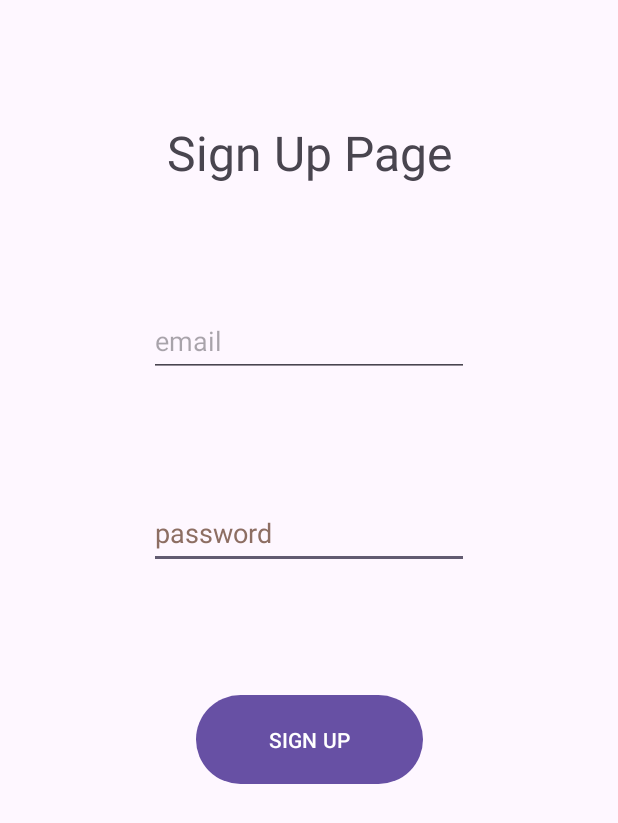
After one commit to dlewburg/taskMasterProject, an Android app: the SignUpActivity screen opened directly, with no data from a screen before it, on a phone screen of 412 x 824 dp. The commit adds this screen. Shown: the top 823 px of the screen. Run offline under Robolectric (Android 15) with nearby library versions, the phone set to English and light mode, and no system bars.

Commit message:
added sign up page UI

```diff
--- a/app/src/main/AndroidManifest.xml
+++ b/app/src/main/AndroidManifest.xml
@@ -13,6 +13,9 @@
         android:supportsRtl="true"
         android:theme="@style/Theme.TaskManagerAndroid"
         tools:targetApi="31">
+        <activity
+            android:name=".activities.SignUpActivity"
+            android:exported="false" />
         <activity
             android:name=".activities.ProfileEditActivity"
             android:exported="false" />
--- /dev/null
+++ b/app/src/main/java/com/dlewburg/taskmanagerandroid/activities/SignUpActivity.java
@@ -0,0 +1,16 @@
+package com.dlewburg.taskmanagerandroid.activities;
+
+import androidx.appcompat.app.AppCompatActivity;
+
+import android.os.Bundle;
+
+import com.dlewburg.taskmanagerandroid.R;
+
+public class SignUpActivity extends AppCompatActivity {
+
+  @Override
+  protected void onCreate(Bundle savedInstanceState) {
+    super.onCreate(savedInstanceState);
+    setContentView(R.layout.activity_sign_up);
+  }
+}
--- /dev/null
+++ b/app/src/main/res/layout/activity_sign_up.xml
@@ -0,0 +1,62 @@
+<?xml version="1.0" encoding="utf-8"?>
+<androidx.constraintlayout.widget.ConstraintLayout xmlns:android="http://schemas.android.com/apk/res/android"
+    xmlns:app="http://schemas.android.com/apk/res-auto"
+    xmlns:tools="http://schemas.android.com/tools"
+    android:layout_width="match_parent"
+    android:layout_height="match_parent"
+    tools:context=".activities.SignUpActivity">
+
+    <EditText
+        android:id="@+id/signUpActivityPasswordEditText"
+        android:layout_width="wrap_content"
+        android:layout_height="wrap_content"
+        android:layout_marginTop="80dp"
+        android:autofillHints=""
+        android:ems="10"
+        android:hint="@string/sign_up_password"
+        android:minHeight="48dp"
+        android:textColorHint="#8D6E63"
+        app:layout_constraintEnd_toEndOf="parent"
+        app:layout_constraintHorizontal_bias="0.5"
+        app:layout_constraintStart_toStartOf="parent"
+        app:layout_constraintTop_toBottomOf="@+id/signUpActivityEmailEditText"
+        tools:inputType="textPassword"
+        tools:ignore="TextFields" />
+
+    <TextView
+        android:id="@+id/signUpActivityTitleTextView"
+        android:layout_width="wrap_content"
+        android:layout_height="wrap_content"
+        android:layout_marginTop="80dp"
+        android:text="@string/sign_up_page_title"
+        android:textSize="32sp"
+        app:layout_constraintEnd_toEndOf="parent"
+        app:layout_constraintStart_toStartOf="parent"
+        app:layout_constraintTop_toTopOf="parent" />
+
+    <EditText
+        android:id="@+id/signUpActivityEmailEditText"
+        android:layout_width="wrap_content"
+        android:layout_height="wrap_content"
+        android:layout_marginTop="80dp"
+        android:autofillHints=""
+        android:ems="10"
+        android:hint="@string/sign_up_email"
+        android:inputType="textEmailAddress"
+        android:minHeight="48dp"
+        app:layout_constraintEnd_toEndOf="parent"
+        app:layout_constraintHorizontal_bias="0.5"
+        app:layout_constraintStart_toStartOf="parent"
+        app:layout_constraintTop_toBottomOf="@+id/signUpActivityTitleTextView" />
+
+    <Button
+        android:id="@+id/button"
+        android:layout_width="151dp"
+        android:layout_height="67dp"
+        android:layout_marginTop="80dp"
+        android:text="@string/sign_up_button"
+        app:layout_constraintEnd_toEndOf="parent"
+        app:layout_constraintHorizontal_bias="0.5"
+        app:layout_constraintStart_toStartOf="parent"
+        app:layout_constraintTop_toBottomOf="@+id/signUpActivityPasswordEditText" />
+</androidx.constraintlayout.widget.ConstraintLayout>
--- a/app/src/main/res/values/strings.xml
+++ b/app/src/main/res/values/strings.xml
@@ -26,4 +26,8 @@
     <string name="task_status">Task Status</string>
     <!-- TODO: Remove or change this placeholder text -->
     <string name="hello_blank_fragment">Hello blank fragment</string>
+    <string name="sign_up_page_title">Sign Up Page</string>
+    <string name="sign_up_email">email</string>
+    <string name="sign_up_password">password</string>
+    <string name="sign_up_button">SIGN UP</string>
 </resources>
```
